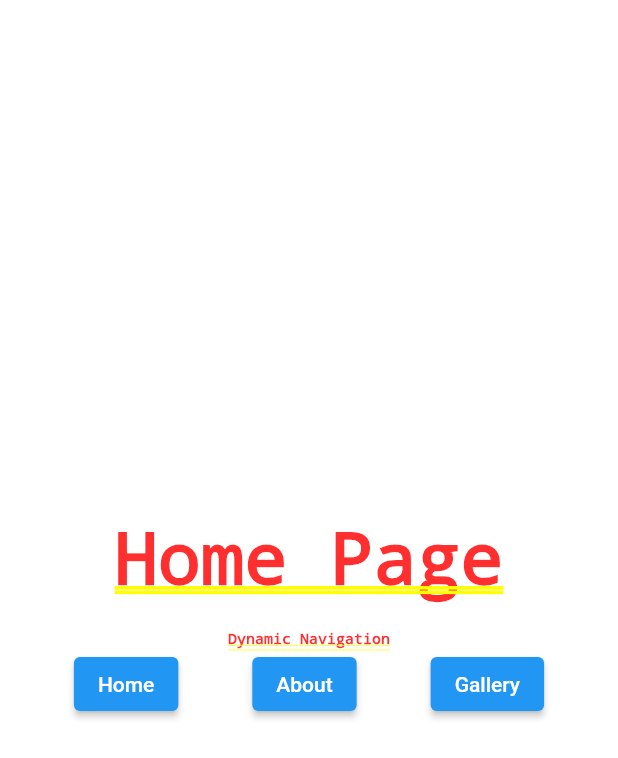
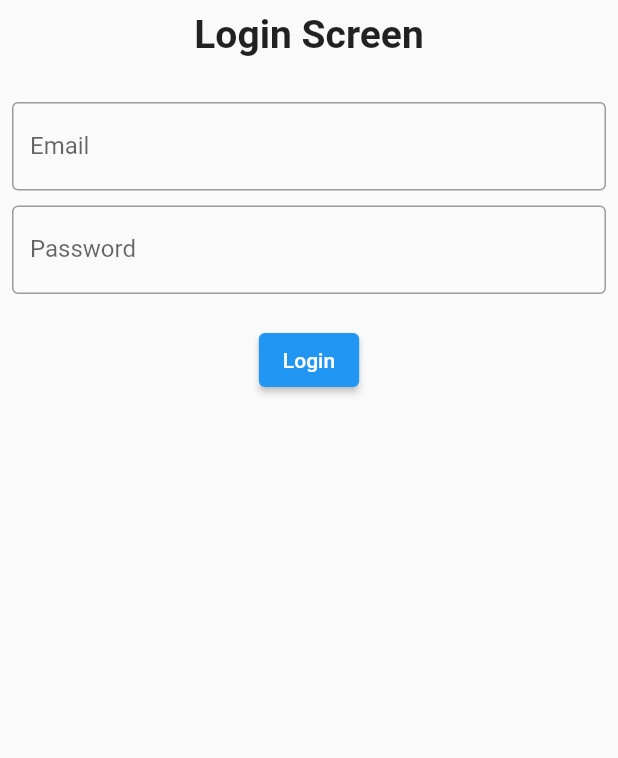
Before and after one commit to dducnv/learn-flutter, a Flutter app: the screen it shows after launch, on a phone screen of 412 x 824 dp. Shown: the top 758 px of the screen. Run offline on Flutter 3.47's test engine with Material 2 defaults, Android fonts, the phone set to English and light mode, and no system bars; our stand-ins replace device_preview, flutter_svg, sqflite; accounts and stored records are empty.

Commit message:
bloc stream

```diff
--- a/learn_bloc_flutter/lib/main.dart
+++ b/learn_bloc_flutter/lib/main.dart
@@ -1,38 +1,6 @@
 import 'package:flutter/material.dart';
-import 'package:learn_bloc_flutter/ui/screens/home_page.dart';
-import 'package:learn_bloc_flutter/ui/screens/about_page.dart';
-import 'package:learn_bloc_flutter/ui/screens/gallery_page.dart';
+import 'package:learn_bloc_flutter/src/app.dart';
 
 void main() {
   runApp(const MainApp());
 }
-
-class MainApp extends StatelessWidget {
-  const MainApp({super.key});
-
-  @override
-  Widget build(BuildContext context) {
-    return MaterialApp(
-      title: 'Learn Bloc Flutter',
-      theme: ThemeData.light(),
-      onGenerateRoute: (seting){
-        switch(seting.name){
-          case '/home':
-            return MaterialPageRoute(builder: (context) => const HomePage());
-          case '/about':
-            return MaterialPageRoute(builder: (context) =>  AboutPage(seting.arguments as Map<String, String>?));
-          case '/gallery':
-            return MaterialPageRoute(builder: (context) => const GalleryPage());
-          default:
-            return MaterialPageRoute(builder: (context) => const HomePage());
-        }
-      },
-      // routes: {
-      //   '/home': (context) => const  HomePage(),
-      //   '/about': (context) =>const  AboutPage(),
-      //   '/gallery': (context) =>const  GalleryPage()
-      // },
-      home:const HomePage(),
-    );
-  }
-}
--- /dev/null
+++ b/learn_bloc_flutter/lib/src/app.dart
@@ -0,0 +1,38 @@
+import 'package:flutter/material.dart';
+import 'package:learn_bloc_flutter/src/ui/screens/about_page.dart';
+import 'package:learn_bloc_flutter/src/ui/screens/gallery_page.dart';
+import 'package:learn_bloc_flutter/src/ui/screens/home_page.dart';
+import 'package:learn_bloc_flutter/src/ui/screens/login_screen.dart';
+
+class MainApp extends StatelessWidget {
+  const MainApp({super.key});
+
+  @override
+  Widget build(BuildContext context) {
+    return MaterialApp(
+      title: 'Learn Bloc Flutter',
+      theme: ThemeData.light(),
+      debugShowCheckedModeBanner: false,
+      onGenerateRoute: (seting) {
+        switch (seting.name) {
+          case '/home':
+            return MaterialPageRoute(builder: (context) => const HomePage());
+          case '/about':
+            return MaterialPageRoute(
+                builder: (context) =>
+                    AboutPage(seting.arguments as Map<String, String>?));
+          case '/gallery':
+            return MaterialPageRoute(builder: (context) => const GalleryPage());
+          default:
+            return MaterialPageRoute(builder: (context) => const HomePage());
+        }
+      },
+      // routes: {
+      //   '/home': (context) => const  HomePage(),
+      //   '/about': (context) =>const  AboutPage(),
+      //   '/gallery': (context) =>const  GalleryPage()
+      // },
+      home: const Material(child: LoginScreen()),
+    );
+  }
+}
--- a/learn_bloc_flutter/lib/ui/components/direct_navigation.dart
+++ b/learn_bloc_flutter/lib/src/ui/components/direct_navigation.dart
@@ -1,7 +1,7 @@
 import 'package:flutter/material.dart';
-import 'package:learn_bloc_flutter/ui/screens/about_page.dart';
-import 'package:learn_bloc_flutter/ui/screens/gallery_page.dart';
-import 'package:learn_bloc_flutter/ui/screens/home_page.dart';
+import 'package:learn_bloc_flutter/src/ui/screens/about_page.dart';
+import 'package:learn_bloc_flutter/src/ui/screens/gallery_page.dart';
+import 'package:learn_bloc_flutter/src/ui/screens/home_page.dart';
 
 class DirectNavigation  extends StatelessWidget {
   const DirectNavigation({Key? key}) : super(key: key);
--- a/learn_bloc_flutter/lib/ui/screens/about_page.dart
+++ b/learn_bloc_flutter/lib/src/ui/screens/about_page.dart
@@ -1,5 +1,5 @@
 import 'package:flutter/material.dart';
-import 'package:learn_bloc_flutter/ui/components/static_navigate.dart';
+import 'package:learn_bloc_flutter/src/ui/components/static_navigate.dart';
 
 import '../components/direct_navigation.dart';
 import '../components/dynamic_navigation.dart';
--- a/learn_bloc_flutter/lib/ui/screens/home_page.dart
+++ b/learn_bloc_flutter/lib/src/ui/screens/home_page.dart
@@ -1,6 +1,6 @@
 import 'package:flutter/cupertino.dart';
-import 'package:learn_bloc_flutter/ui/components/direct_navigation.dart';
-import 'package:learn_bloc_flutter/ui/components/dynamic_navigation.dart';
+import 'package:learn_bloc_flutter/src/ui/components/direct_navigation.dart';
+import 'package:learn_bloc_flutter/src/ui/components/dynamic_navigation.dart';
 
 import '../components/static_navigate.dart';
 
--- /dev/null
+++ b/learn_bloc_flutter/lib/src/ui/screens/login_screen.dart
@@ -0,0 +1,77 @@
+import 'package:flutter/material.dart';
+
+import '../../blocs/login_bloc.dart';
+
+class LoginScreen extends StatefulWidget {
+  const LoginScreen({Key? key}) : super(key: key);
+
+  @override
+  State<LoginScreen> createState() => _LoginScreenState();
+}
+
+class _LoginScreenState extends State<LoginScreen> {
+  LoginBloc loginBloc = new LoginBloc();
+
+  TextEditingController _usernameController = new TextEditingController();
+  TextEditingController _passController = new TextEditingController();
+  @override
+  Widget build(BuildContext context) {
+    return Scaffold(
+      body: Padding(
+        padding: const EdgeInsets.all(8.0),
+        child: Column(
+          children: <Widget>[
+            const Center(
+                child: Text('Login Screen',
+                    style: TextStyle(fontSize: 26, fontWeight: FontWeight.bold))),
+            const SizedBox(
+              height: 30,
+            ),
+            StreamBuilder(
+                stream: loginBloc.userStream,
+                builder: (context, snapshot) {
+                  return TextField(
+                    obscureText: false,
+                    controller: _usernameController,
+                    decoration: InputDecoration(
+                      border: OutlineInputBorder(),
+                      labelText: 'Email',
+                      errorText:
+                          snapshot.hasError ? snapshot.error as String : null,
+                    ),
+                  );
+                }),
+            const SizedBox(
+              height: 10,
+            ),
+            StreamBuilder(
+                stream: loginBloc.passStream,
+                builder: (context, snapshot) {
+                  return TextField(
+                    obscureText: true,
+                    controller: _passController,
+                    decoration: InputDecoration(
+                      border: OutlineInputBorder(),
+                      labelText: 'Password',
+                      errorText:
+                          snapshot.hasError ? snapshot.error as String : null,
+                    ),
+                  );
+                }),
+            const SizedBox(height: 20),
+            ElevatedButton(onPressed: ()=>clickLogin(), child: Text('Login'))
+          ],
+        ),
+      ),
+    );
+  }
+
+  void clickLogin() {
+    if (loginBloc.isValidInfo(_usernameController.text, _passController.text)) {
+      ScaffoldMessenger.of(context).showSnackBar(SnackBar(
+          content: Text(
+        "Login success",
+      )));
+    }
+  }
+}
```
Also changed, not shown: learn_bloc_flutter/lib/blocs/conter_bloc.dart (deleted, +0 -9 lines), learn_bloc_flutter/lib/src/blocs/login_bloc.dart (added, +29 -0 lines), learn_bloc_flutter/lib/src/validators/validations.dart (added, +9 -0 lines), learn_bloc_flutter/lib/src/ui/components/dynamic_navigation.dart (renamed from learn_bloc_flutter/lib/ui/components/dynamic_navigation.dart), learn_bloc_flutter/lib/src/ui/components/static_navigate.dart (renamed from learn_bloc_flutter/lib/ui/components/static_navigate.dart), learn_bloc_flutter/lib/src/ui/screens/gallery_page.dart (renamed from learn_bloc_flutter/lib/ui/screens/gallery_page.dart).
